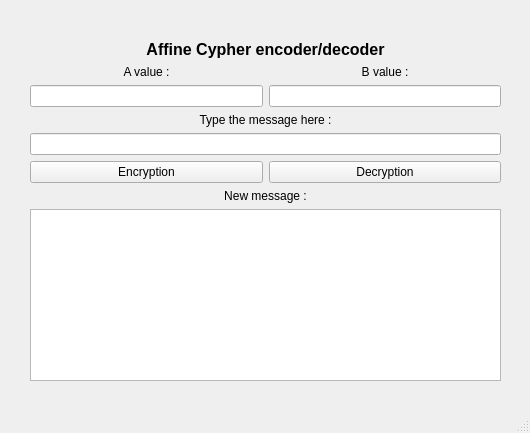
Old version of the form Affine_Cypher.ui in the repository Marc94440/Affine-Cipher-Encoder-Decoder.
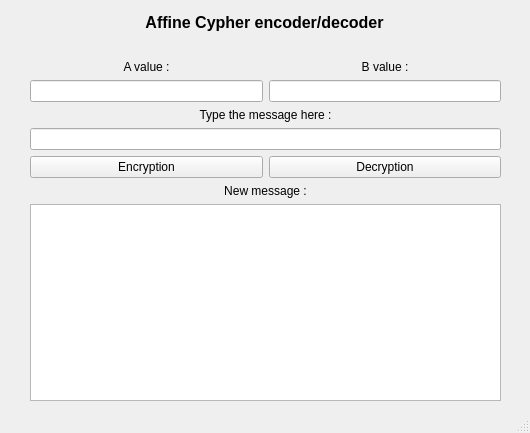
New version of the form.

Patch:
```diff
--- a/Affine_Cypher.ui
+++ b/Affine_Cypher.ui
@@ -18,33 +18,36 @@
     <property name="geometry">
      <rect>
       <x>30</x>
-      <y>40</y>
+      <y>60</y>
       <width>471</width>
       <height>341</height>
      </rect>
     </property>
     <layout class="QGridLayout" name="gridLayout">
-     <item row="5" column="0">
-      <widget class="QPushButton" name="Encryption_pushButton">
+     <item row="7" column="0" colspan="2">
+      <widget class="QTextEdit" name="New_msg_textEdit">
+       <property name="sizePolicy">
+        <sizepolicy hsizetype="Ignored" vsizetype="Expanding">
+         <horstretch>0</horstretch>
+         <verstretch>0</verstretch>
+        </sizepolicy>
+       </property>
+      </widget>
+     </item>
+     <item row="4" column="1">
+      <widget class="QPushButton" name="Decryption_pushButton">
        <property name="text">
-        <string>Encryption</string>
+        <string>Decryption</string>
        </property>
       </widget>
      </item>
      <item row="1" column="1">
-      <widget class="QLabel" name="B_value_label">
-       <property name="text">
-        <string>B value :</string>
-       </property>
-       <property name="alignment">
-        <set>Qt::AlignCenter</set>
-       </property>
-      </widget>
-     </item>
-     <item row="2" column="1">
       <widget class="QLineEdit" name="B_value_lineEdit"/>
      </item>
-     <item row="7" column="0" colspan="2">
+     <item row="1" column="0">
+      <widget class="QLineEdit" name="A_value_lineEdit"/>
+     </item>
+     <item row="6" column="0" colspan="2">
       <widget class="QLabel" name="New_msg_label">
        <property name="text">
         <string>New message :</string>
@@ -54,39 +57,7 @@
        </property>
       </widget>
      </item>
-     <item row="0" column="0" colspan="2">
-      <widget class="QLabel" name="Title">
-       <property name="maximumSize">
-        <size>
-         <width>16777215</width>
-         <height>16777215</height>
-        </size>
-       </property>
-       <property name="font">
-        <font>
-         <pointsize>12</pointsize>
-         <weight>75</weight>
-         <bold>true</bold>
-        </font>
-       </property>
-       <property name="lineWidth">
-        <number>1</number>
-       </property>
-       <property name="midLineWidth">
-        <number>0</number>
-       </property>
-       <property name="text">
-        <string>Affine Cypher encoder/decoder</string>
-       </property>
-       <property name="textFormat">
-        <enum>Qt::PlainText</enum>
-       </property>
-       <property name="alignment">
-        <set>Qt::AlignCenter</set>
-       </property>
-      </widget>
-     </item>
-     <item row="3" column="0" colspan="2">
+     <item row="2" column="0" colspan="2">
       <widget class="QLabel" name="type_msg_label">
        <property name="text">
         <string>Type the message here :</string>
@@ -96,7 +67,10 @@
        </property>
       </widget>
      </item>
-     <item row="1" column="0">
+     <item row="3" column="0" colspan="2">
+      <widget class="QLineEdit" name="Message_lineEdit"/>
+     </item>
+     <item row="0" column="0">
       <widget class="QLabel" name="A_value_label">
        <property name="text">
         <string>A value :</string>
@@ -106,31 +80,63 @@
        </property>
       </widget>
      </item>
-     <item row="5" column="1">
-      <widget class="QPushButton" name="Decryption_pushButton">
+     <item row="4" column="0">
+      <widget class="QPushButton" name="Encryption_pushButton">
        <property name="text">
-        <string>Decryption</string>
+        <string>Encryption</string>
        </property>
       </widget>
      </item>
-     <item row="2" column="0">
-      <widget class="QLineEdit" name="A_value_lineEdit"/>
-     </item>
-     <item row="4" column="0" colspan="2">
-      <widget class="QLineEdit" name="Message_lineEdit"/>
-     </item>
-     <item row="8" column="0" colspan="2">
-      <widget class="QTextEdit" name="New_msg_textEdit">
-       <property name="sizePolicy">
-        <sizepolicy hsizetype="Ignored" vsizetype="Expanding">
-         <horstretch>0</horstretch>
-         <verstretch>0</verstretch>
-        </sizepolicy>
+     <item row="0" column="1">
+      <widget class="QLabel" name="B_value_label">
+       <property name="text">
+        <string>B value :</string>
+       </property>
+       <property name="alignment">
+        <set>Qt::AlignCenter</set>
        </property>
       </widget>
      </item>
     </layout>
    </widget>
+   <widget class="QLabel" name="Title">
+    <property name="geometry">
+     <rect>
+      <x>30</x>
+      <y>10</y>
+      <width>469</width>
+      <height>24</height>
+     </rect>
+    </property>
+    <property name="maximumSize">
+     <size>
+      <width>16777215</width>
+      <height>16777215</height>
+     </size>
+    </property>
+    <property name="font">
+     <font>
+      <pointsize>12</pointsize>
+      <weight>75</weight>
+      <bold>true</bold>
+     </font>
+    </property>
+    <property name="lineWidth">
+     <number>1</number>
+    </property>
+    <property name="midLineWidth">
+     <number>0</number>
+    </property>
+    <property name="text">
+     <string>Affine Cypher encoder/decoder</string>
+    </property>
+    <property name="textFormat">
+     <enum>Qt::PlainText</enum>
+    </property>
+    <property name="alignment">
+     <set>Qt::AlignCenter</set>
+    </property>
+   </widget>
   </widget>
   <widget class="QStatusBar" name="statusbar"/>
  </widget>
```
